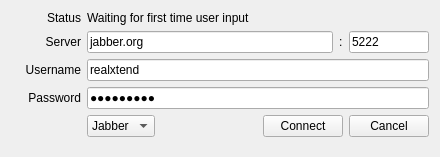
The window that bin/data/ui/communications_login.ui (realXtend/tundra) describes before a commit, drawn with Qt 5.
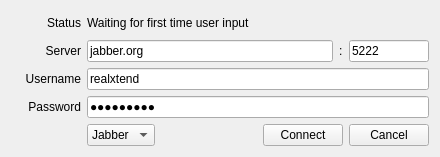
The same window after the commit.

```diff
--- a/bin/data/ui/communications_login.ui
+++ b/bin/data/ui/communications_login.ui
@@ -10,12 +10,24 @@
     <height>157</height>
    </rect>
   </property>
+  <property name="sizePolicy">
+   <sizepolicy hsizetype="Fixed" vsizetype="Fixed">
+    <horstretch>0</horstretch>
+    <verstretch>0</verstretch>
+   </sizepolicy>
+  </property>
   <property name="minimumSize">
    <size>
     <width>440</width>
     <height>157</height>
    </size>
   </property>
+  <property name="maximumSize">
+   <size>
+    <width>440</width>
+    <height>157</height>
+   </size>
+  </property>
   <property name="windowTitle">
    <string>realXtend Naali communications login</string>
   </property>
@@ -221,22 +233,6 @@
        </item>
       </layout>
      </item>
-     <item>
-      <spacer name="verticalSpacer">
-       <property name="orientation">
-        <enum>Qt::Vertical</enum>
-       </property>
-       <property name="sizeType">
-        <enum>QSizePolicy::Expanding</enum>
-       </property>
-       <property name="sizeHint" stdset="0">
-        <size>
-         <width>20</width>
-         <height>40</height>
-        </size>
-       </property>
-      </spacer>
-     </item>
     </layout>
    </item>
   </layout>
```
